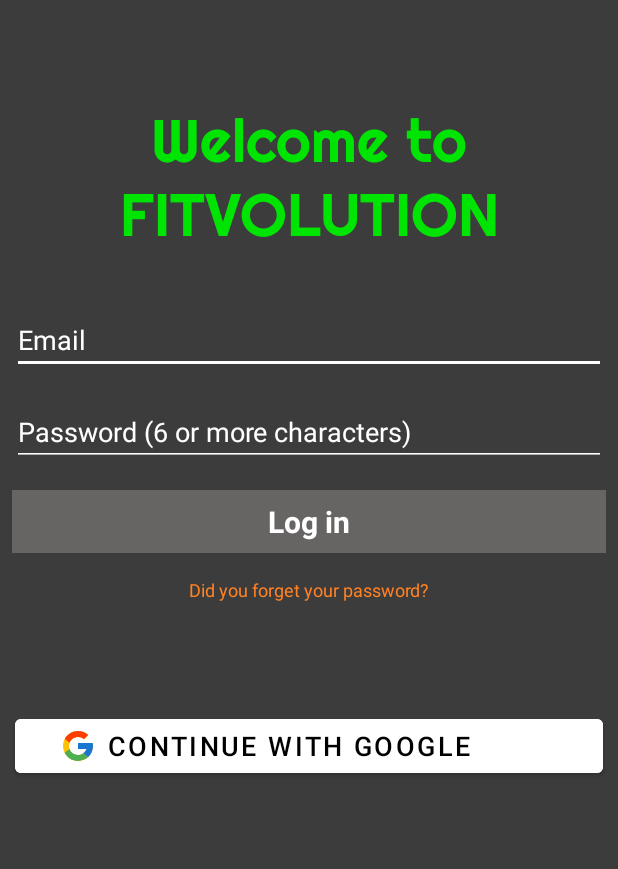
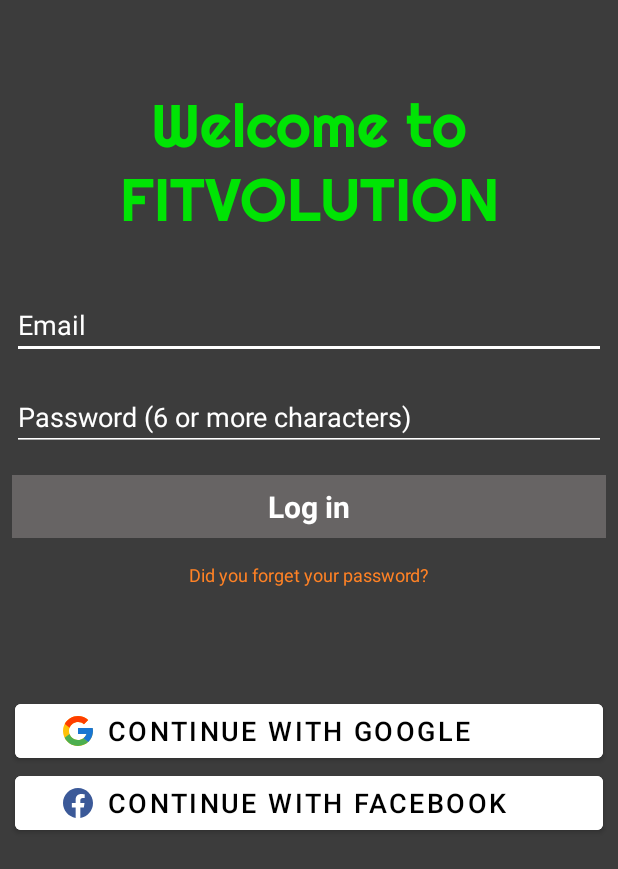
Before and after one commit to hector11tc/Fitvolution, an Android app: the screen it shows after launch (LoginActivity), on a phone screen of 412 x 824 dp. Shown: the top 869 px of the screen. Run offline under Robolectric (Android 15) with nearby library versions, the light colour scheme and no system bars; our stand-ins replace Firebase (no records; nobody signed in at launch, a user with empty details on screens opened directly).

Commit message:
everything commented

```diff
--- a/app/src/main/java/com/example/fitvolution/LoginActivity.kt
+++ b/app/src/main/java/com/example/fitvolution/LoginActivity.kt
@@ -128,7 +128,7 @@ class LoginActivity : AppCompatActivity() {
             )
 
             dbRegister.collection("users")
-                .document(currentUser.uid) // Usamos el UID en lugar del correo electrónico
+                .document(currentUser.uid) // We use UID instead the email
                 .set(userDocument)
         } else {
             Log.e(TAG, "No se pudo obtener el usuario autenticado")
--- a/app/src/main/res/layout/activity_login.xml
+++ b/app/src/main/res/layout/activity_login.xml
@@ -12,7 +12,7 @@
     <TextView
         android:id="@+id/txtWelcome"
         style="@style/viewCustom"
-        android:paddingTop="60dp"
+        android:paddingTop="50dp"
         android:gravity="center_horizontal"
         android:text="@string/welcome"
         android:textSize="40sp"
@@ -102,4 +102,18 @@
         android:paddingLeft="30dp"
         android:onClick="callSignInGoogle"/>
 
+    <Button
+        android:id="@+id/btSignFacebook"
+        android:layout_width="match_parent"
+        android:layout_height="wrap_content"
+        android:layout_marginLeft="10dp"
+        android:layout_marginRight="10dp"
+        android:backgroundTint="@color/white"
+        android:drawableLeft="@drawable/ic_facebook"
+        android:text="@string/facebook"
+        android:textAlignment="textStart"
+        android:textColor="@color/black"
+        android:textSize="18sp"
+        android:paddingLeft="30dp"/>
+
 </LinearLayout>
```
Also changed, not shown: app/src/main/java/com/example/fitvolution/ExerciseAdapter.kt (+8 -8 lines), app/src/main/java/com/example/fitvolution/ExercisesFragment.kt (+11 -11 lines), app/src/main/java/com/example/fitvolution/NewWorkoutActivity.kt (+22 -22 lines), app/src/main/java/com/example/fitvolution/ProfileFragment.kt (+9 -4 lines), app/src/main/java/com/example/fitvolution/WorkoutFragment.kt (+23 -25 lines), app/src/main/java/com/example/fitvolution/WorkoutsAdapter.kt (+22 -30 lines), app/src/main/java/com/example/fitvolution/WtExerciseAdapter.kt (+6 -6 lines).
